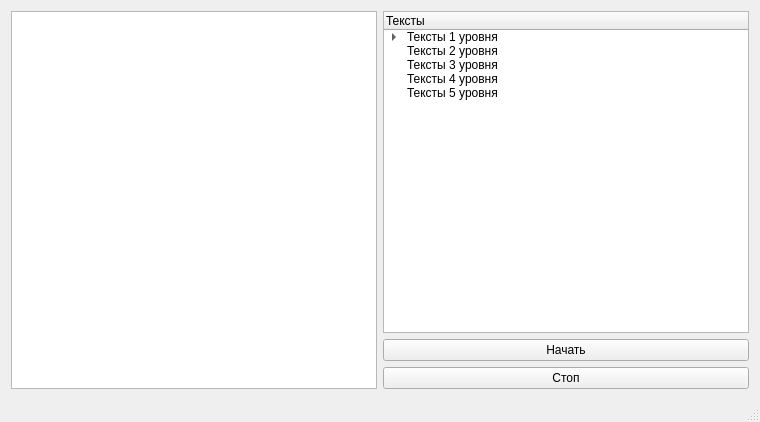
Nemilad/ReadSpeedTest, file mainwindow.ui: the form before one commit.
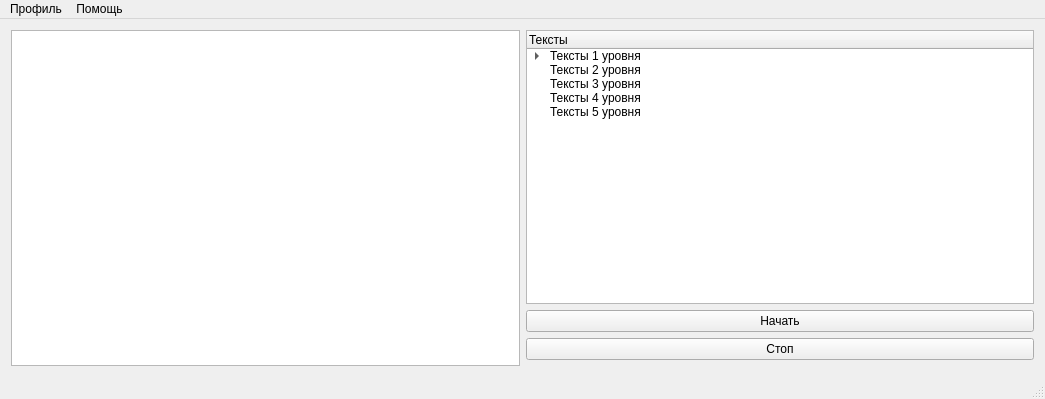
The form after the commit.

```diff
--- a/mainwindow.ui
+++ b/mainwindow.ui
@@ -6,8 +6,8 @@
    <rect>
     <x>0</x>
     <y>0</y>
-    <width>760</width>
-    <height>422</height>
+    <width>1045</width>
+    <height>399</height>
    </rect>
   </property>
   <property name="minimumSize">
@@ -70,7 +70,7 @@
       </item>
      </widget>
     </item>
-    <item row="0" column="0" rowspan="3">
+    <item row="0" column="0" rowspan="4">
      <widget class="QTextBrowser" name="textBrowser"/>
     </item>
     <item row="2" column="1">
@@ -112,13 +112,30 @@
     <rect>
      <x>0</x>
      <y>0</y>
-     <width>760</width>
+     <width>1045</width>
      <height>18</height>
     </rect>
    </property>
    <property name="defaultUp">
     <bool>false</bool>
    </property>
+   <widget class="QMenu" name="menu">
+    <property name="title">
+     <string>Профиль</string>
+    </property>
+    <addaction name="action_2"/>
+    <addaction name="action_3"/>
+    <addaction name="action_4"/>
+    <addaction name="action_5"/>
+   </widget>
+   <widget class="QMenu" name="menu_3">
+    <property name="title">
+     <string>Помощь</string>
+    </property>
+    <addaction name="action"/>
+   </widget>
+   <addaction name="menu"/>
+   <addaction name="menu_3"/>
   </widget>
   <widget class="QStatusBar" name="statusBar"/>
  </widget>
```
Left out of the diff: 29 changed lines with no effect on the pictures.
